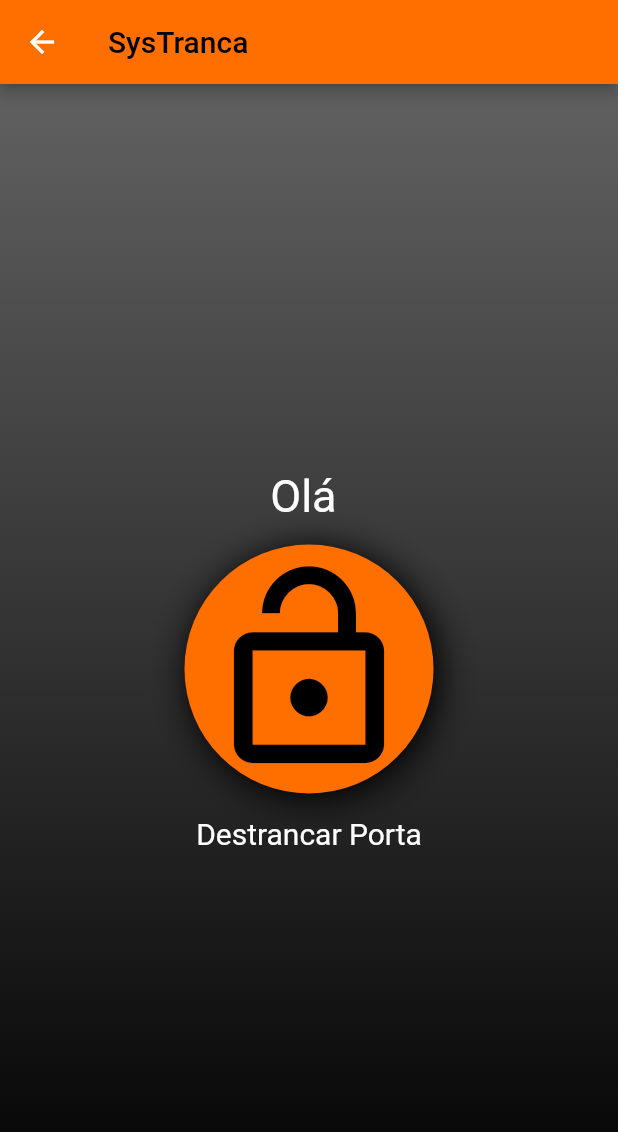
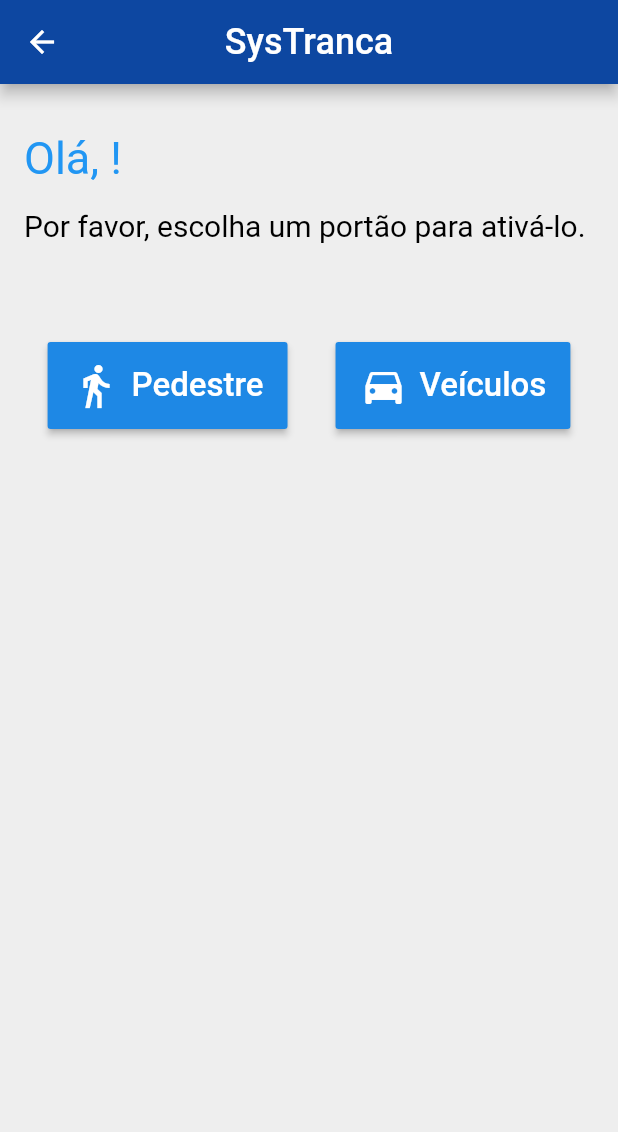
Before and after one commit to esron/systranca_app, a Flutter app: the HomeScreen screen opened directly with empty values, on a phone screen of 412 x 824 dp. Shown: the top 1132 px of the screen. Run offline on Flutter 3.47's test engine with Material 2 defaults, Android fonts, the phone set to English and light mode, and no system bars; our stand-ins replace flutter_dotenv.

Commit message:
Ajustes de layout e validações

```diff
--- a/lib/screens/home.dart
+++ b/lib/screens/home.dart
@@ -6,8 +6,10 @@ import 'dart:convert';
 
 import 'package:systranca_app/themes/login.dart';
 import 'package:systranca_app/helpers/user.dart';
+import 'package:systranca_app/helpers/validators.dart';
 
 final baseUrl = DotEnv().env['API_URL'];
+
 class HomeScreen extends StatefulWidget {
   static String tag = '/home';
 
@@ -19,107 +21,154 @@ class _HomeScreenState extends State<HomeScreen> {
   final TextEditingController _pinCodeController = TextEditingController();
 
   @override
+  void dispose() {
+    _pinCodeController.dispose();
+    super.dispose();
+  }
+
+  @override
   Widget build(BuildContext context) {
     final User user = ModalRoute.of(context).settings.arguments;
 
     return Scaffold(
       appBar: AppBar(
+        centerTitle: true,
         title: Text(
           'SysTranca',
-          style: TextStyle(color: Colors.black),
+          style: TextStyle(color: Colors.white, fontSize: 24.0),
         ),
-        backgroundColor: Colors.amber[900],
+        backgroundColor: Colors.blue[900],
       ),
-      backgroundColor: Colors.transparent,
+      backgroundColor: Colors.grey[200],
       body: Theme(
         data: loginTheme,
         child: Builder(
-          builder: (BuildContext context) => Container(
-            decoration: BoxDecoration(
-              gradient: LinearGradient(
-                begin: Alignment.topCenter,
-                end: Alignment.bottomCenter,
-                colors: [
-                  Colors.grey[700],
-                  Colors.black,
-                ],
-              ),
-            ),
-            child: Center(
-              child: Column(
-                mainAxisAlignment: MainAxisAlignment.center,
+          builder: (BuildContext context) => Column(
+                crossAxisAlignment: CrossAxisAlignment.start,
+                mainAxisAlignment: MainAxisAlignment.start,
                 children: <Widget>[
-                  Text(
-                    'Olá ${user.name}',
+                  Padding(
+                    padding: EdgeInsets.fromLTRB(16.0, 32.0, 16.0, 16.0),
+                    child: Text(
+                      'Olá, ${user.name}!',
                       style: TextStyle(
                         fontSize: 30.0,
-                      color: Colors.white,
+                        color: Colors.blue,
+                      ),
                     ),
                   ),
                   Padding(
-                    padding: const EdgeInsets.all(15.0),
-                    child: Container(
-                      decoration: BoxDecoration(
-                        shape: BoxShape.circle,
-                        color: Colors.amber[900],
-                        boxShadow: [
-                          new BoxShadow(
+                    padding: EdgeInsets.only(left: 16.0, bottom: 50.0),
+                    child: Text(
+                      'Por favor, escolha um portão para ativá-lo.',
+                      style: TextStyle(
+                        fontSize: 20.0,
                         color: Colors.black,
-                            offset: new Offset(3.0, 3.0),
-                            blurRadius: 20.0,
-                            spreadRadius: 1.0
-                          )
-                        ],
                       ),
-                      child: IconButton(
-                        icon: Icon(Icons.lock_open),
-                        iconSize: 150.0,
-                        tooltip: 'Destrancar porta',
-                        color: Colors.black,
+                    ),
+                  ),
+                  Row(
+                    mainAxisAlignment: MainAxisAlignment.center,
+                    children: <Widget>[
+                      Container(
+                        height: 90.0,
+                        padding: const EdgeInsets.all(16.0),
+                        child: MaterialButton(
+                          textColor: Colors.white,
+                          color: Colors.blue[600],
                           onPressed: () async {
                             await _showUnlockDialog(user);
                           },
+                          child: Row(
+                            mainAxisAlignment: MainAxisAlignment.center,
+                            children: <Widget>[
+                              Icon(
+                                Icons.directions_walk,
+                                size: 32.0,
+                              ),
+                              Padding(
+                                padding: EdgeInsets.only(left: 8.0),
+                                child: Text(
+                                  'Pedestre',
+                                  style: TextStyle(fontSize: 22.0),
                                 ),
                               ),
-                  ),
-                  Text(
-                    'Destrancar Porta',
-                    style: TextStyle(
-                      fontSize: 20.0,
-                      color: Colors.white,
-                    ),
-                  )
                             ],
                           ),
                         ),
                       ),
+                      Container(
+                        height: 90.0,
+                        padding: const EdgeInsets.all(16.0),
+                        child: MaterialButton(
+                          textColor: Colors.white,
+                          color: Colors.blue[600],
+                          onPressed: () async {
+                            await _showUnlockDialog(user);
+                          },
+                          child: Row(
+                            mainAxisAlignment: MainAxisAlignment.center,
+                            children: <Widget>[
+                              Icon(
+                                Icons.directions_car,
+                                size: 32.0,
                               ),
-      )
+                              Padding(
+                                padding: EdgeInsets.only(left: 8.0),
+                                child: Text(
+                                  'Veículos',
+                                  style: TextStyle(fontSize: 22.0),
+                                ),
+                              ),
+                            ],
+                          ),
+                        ),
+                      ),
+                    ],
+                  ),
+                ],
+              ),
+        ),
+      ),
     );
   }
 
   Future<void> _showUnlockDialog(User user) async {
+    bool _obscureText = true;
+
     return showDialog<void>(
       context: context,
       barrierDismissible: false, // user must tap button!
       builder: (BuildContext context) {
         return AlertDialog(
-          title: Text('Insira o seu Pin'),
+          title: Text('Insira o seu pin'),
+          titlePadding: EdgeInsets.fromLTRB(24.0, 24.0, 0.0, 0.0),
           content: SingleChildScrollView(
             child: Row(
               children: <Widget>[
                 Expanded(
-                  child: TextField(
+                  child: TextFormField(
                     controller: _pinCodeController,
-                    keyboardType: TextInputType.numberWithOptions(
-                      decimal: true,
-                    ),
-                    textAlign: TextAlign.center,
+                    keyboardType: TextInputType.number,
                     autofocus: true,
-                    obscureText: true,
+                    obscureText: _obscureText,
+                    validator: validatePin,
                     decoration: InputDecoration(
                       labelText: 'Pin',
                       hintText: 'Ex.: 1010',
+                      suffixIcon: IconButton(
+                        icon: Icon(
+                          _obscureText
+                              ? Icons.visibility
+                              : Icons.visibility_off,
+                          color: Color.fromRGBO(33, 150, 243, 0.5),
+                        ),
+                        onPressed: () {
+                          setState(() {
+                            _obscureText = !_obscureText;
+                          });
+                        },
+                      ),
                     ),
                   ),
                 ),
@@ -128,13 +177,14 @@ class _HomeScreenState extends State<HomeScreen> {
           ),
           actions: <Widget>[
             FlatButton(
+              textColor: Colors.red,
               child: Text('Cancelar'),
               onPressed: () {
                 Navigator.of(context).pop();
               },
             ),
             FlatButton(
-              child: Text('Destrancar'),
+              child: Text('Enviar'),
               onPressed: () async {
                 var uriRequest = Uri.http(baseUrl, '/door');
 
--- a/lib/themes/login.dart
+++ b/lib/themes/login.dart
@@ -1,12 +1,12 @@
 import 'package:flutter/material.dart';
 
 final loginTheme = ThemeData(
-  primaryColor: Colors.white,
-  hintColor: Colors.white,
+  primaryColor: Colors.blue[900],
+  hintColor: Colors.blue[900],
   primarySwatch: Colors.blue,
   dividerColor: Colors.white,
   scaffoldBackgroundColor: Colors.white,
-  cursorColor: Colors.white,
+  cursorColor: Colors.blue[900],
   brightness: Brightness.light,
 
   textTheme: TextTheme(
--- a/pubspec.yaml
+++ b/pubspec.yaml
@@ -45,7 +45,7 @@ flutter:
   # To add assets to your application, add an assets section, like this:
   assets:
     - .env
-  #  - images/a_dot_burr.jpeg
+    - images/logo.png
   #  - images/a_dot_ham.jpeg
 
   # An image asset can refer to one or more resolution-specific "variants", see
```
Also changed, not shown: lib/helpers/validators.dart (+22 -4 lines), lib/screens/login.dart (+30 -62 lines), images/logo.png (added), pubspec.lock. Lines whose indentation alone changed are shown as unchanged.
